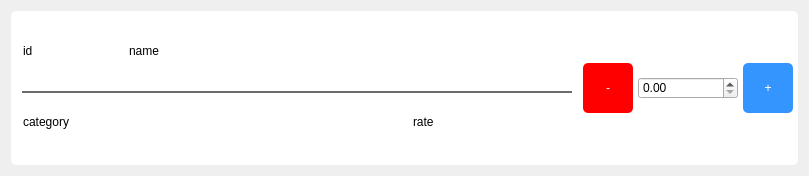
This is widget/menu/customWidget/orderitemdata.ui in Anmol-A-jain/Dyner-order-client as Qt 5 draws it before an edit. The edited form follows.
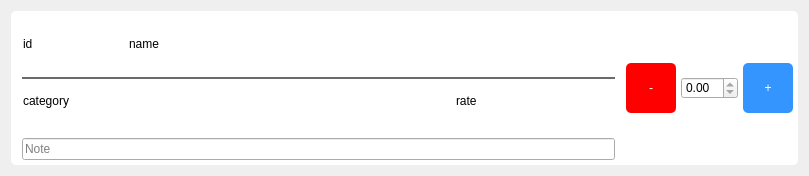
This is the edited form.

What changed in the file:
```diff
--- a/widget/menu/customWidget/orderitemdata.ui
+++ b/widget/menu/customWidget/orderitemdata.ui
@@ -142,6 +142,13 @@
           </layout>
          </widget>
         </item>
+        <item>
+         <widget class="QLineEdit" name="txtNote">
+          <property name="placeholderText">
+           <string>Note</string>
+          </property>
+         </widget>
+        </item>
        </layout>
       </item>
       <item>
@@ -176,6 +183,9 @@
           <height>16777215</height>
          </size>
         </property>
+        <property name="readOnly">
+         <bool>true</bool>
+        </property>
        </widget>
       </item>
       <item>
```
